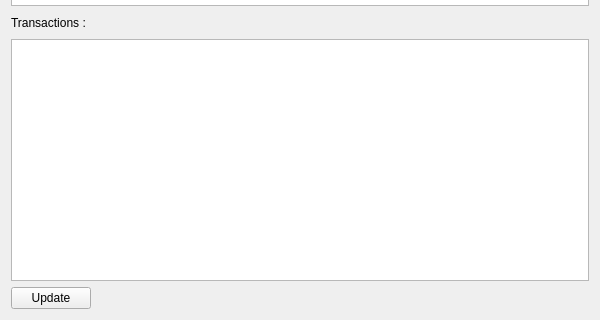
First picture: the form in offline_wallet/informationwindow.ui, repository bmstu-iu8-2018-project/wallet, before the edit; both pictures show x 0 to 600 and y 280 to 600 of the 600 by 600 pixel window.
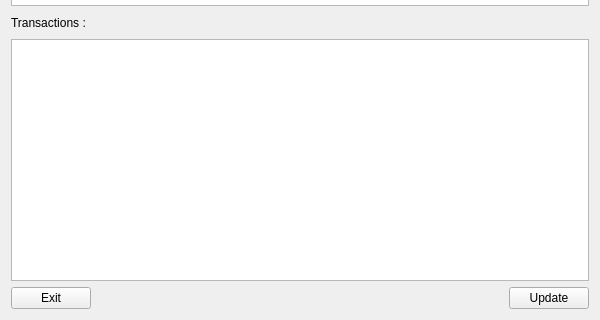
Second picture: the form after the edit.

Commit message: add button exit and fix

Patch:
```diff
--- a/offline_wallet/informationwindow.ui
+++ b/offline_wallet/informationwindow.ui
@@ -94,6 +94,13 @@
    <item>
     <layout class="QHBoxLayout" name="horizontalLayout">
      <item alignment="Qt::AlignLeft">
+      <widget class="QPushButton" name="exit">
+       <property name="text">
+        <string>Exit</string>
+       </property>
+      </widget>
+     </item>
+     <item alignment="Qt::AlignRight">
       <widget class="QPushButton" name="update_trans">
        <property name="text">
         <string>Update</string>
```
The commit also changes 10 other files.
